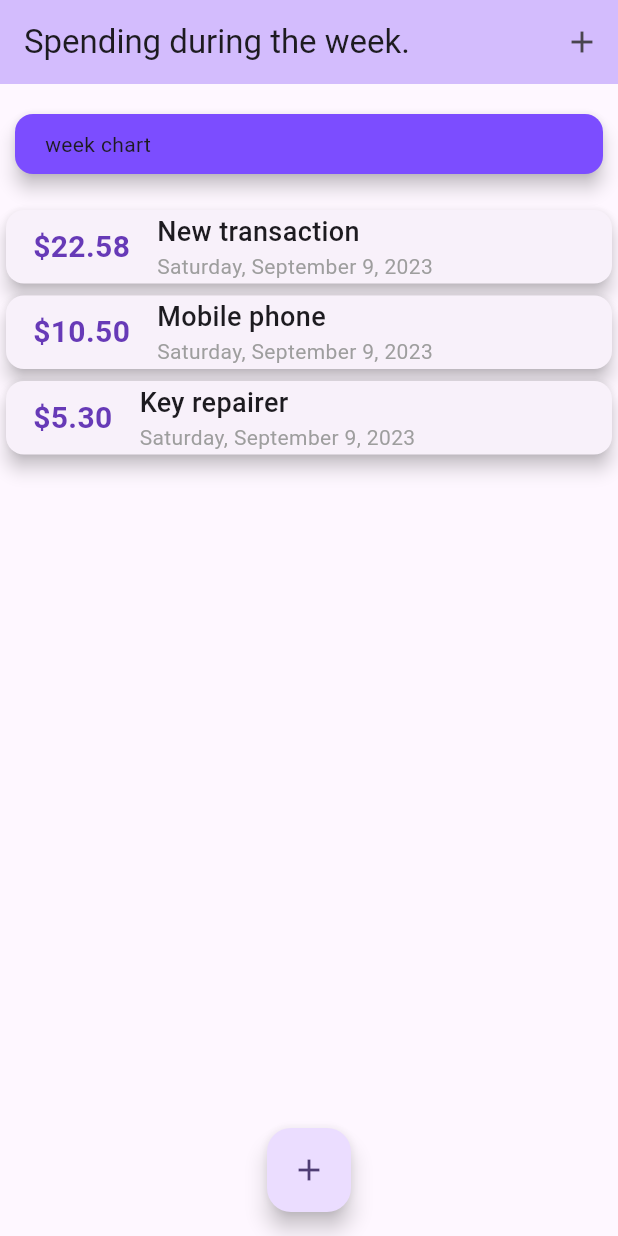
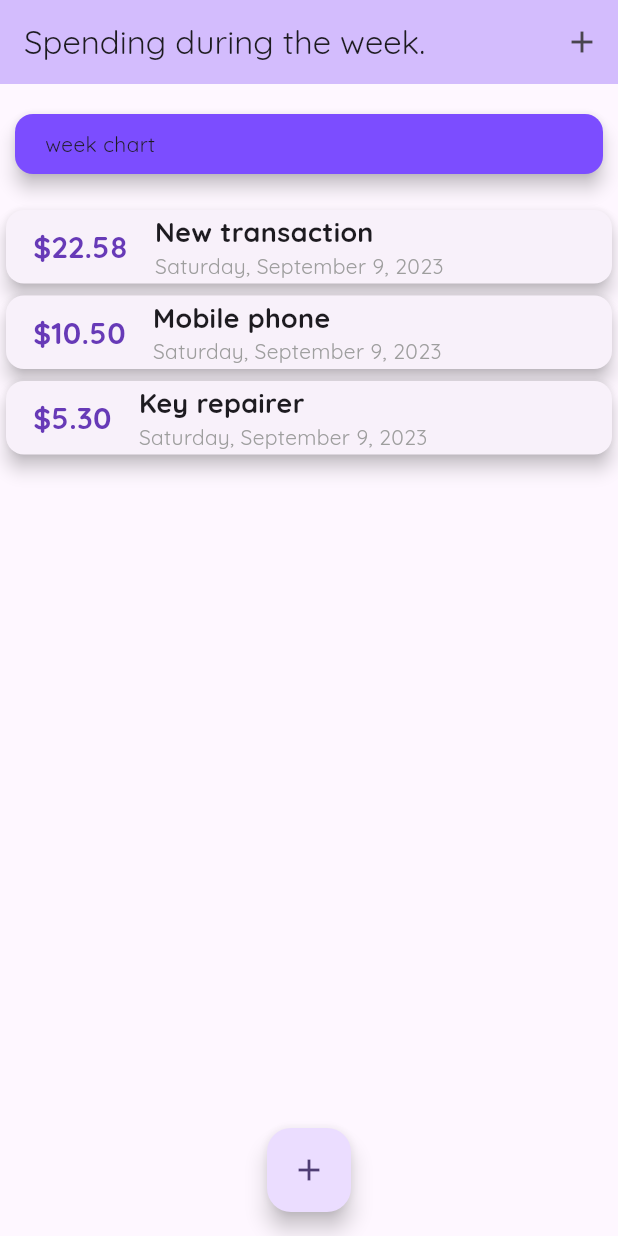
Before and after one commit to RimidalU/spending-during-the-week, a Flutter app: the screen it shows after launch, on a phone screen of 412 x 824 dp. Run offline on Flutter 3.47's test engine with Material 2 defaults, Android fonts, the phone set to English and light mode, and no system bars.

Commit message:
feat: add custom fonts

```diff
--- a/lib/main.dart
+++ b/lib/main.dart
@@ -22,6 +22,7 @@ class MyApp extends StatelessWidget {
       title: 'Personal Expenses',
       theme: ThemeData(
         colorScheme: ColorScheme.fromSeed(seedColor: Colors.deepPurple),
+        fontFamily: 'Quicksand',
         useMaterial3: true,
       ),
       home: const MyHomePage(),
--- a/lib/widgets/transaction_card.dart
+++ b/lib/widgets/transaction_card.dart
@@ -37,7 +37,7 @@ class TransactionCard extends StatelessWidget {
             Text(
               style: const TextStyle(
                 fontSize: 18,
-                fontWeight: FontWeight.w500,
+                fontWeight: FontWeight.bold,
               ),
               transactionTitle,
             ),
```
Also changed, not shown: pubspec.yaml (+14 -11 lines), assets/fonts/OpenSans-Bold.ttf (added), assets/fonts/OpenSans-Regular.ttf (added), assets/fonts/Quicksand-Bold.ttf (added), assets/fonts/Quicksand-Light.ttf (added), assets/fonts/Quicksand-Medium.ttf (added), assets/fonts/Quicksand-Regular.ttf (added).
